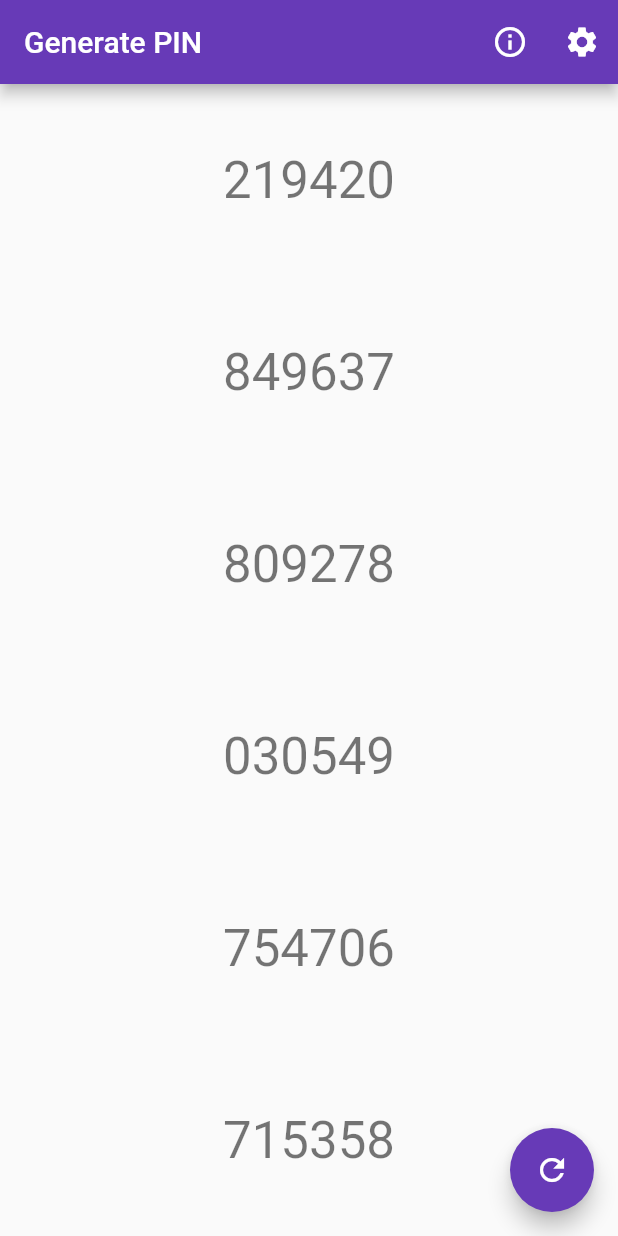
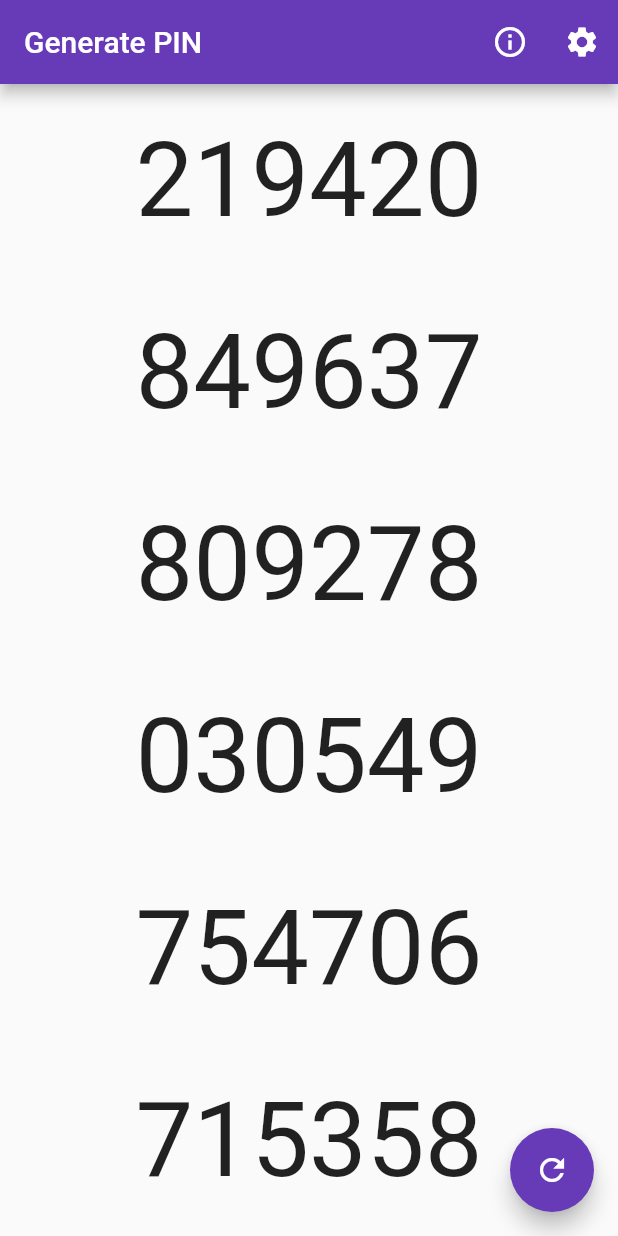
Before and after one commit to davidfung/genpin-flutter, a Flutter app: the screen it shows after launch, after a tap on the "refresh" icon, on a phone screen of 412 x 824 dp. Run offline on Flutter 3.47's test engine with Material 2 defaults, Android fonts, the phone set to English and light mode, and no system bars.

Commit message:
Scale PIN font size to fit screen orientation

```diff
--- a/lib/main.dart
+++ b/lib/main.dart
@@ -45,7 +45,7 @@ class _MyHomePageState extends State<MyHomePage> {
     return Center(
         child: Text(
       pin,
-      style: Theme.of(context).textTheme.display1,
+      style: TextStyle(fontSize: MediaQuery.of(context).size.height/_pins.length/2),
     ));
   }
 
@@ -73,11 +73,12 @@ class _MyHomePageState extends State<MyHomePage> {
           )
         ],
       ),
-      body: Column(
-        children: <Widget>[
-          for (var pin in _pins) Expanded(child: buildPinWidget(pin)),
-        ],
-      ),
+      body:
+         Column(
+          children: <Widget>[
+            for (var pin in _pins) Expanded(child: buildPinWidget(pin)),
+          ],
+        ),
       floatingActionButton: FloatingActionButton(
         onPressed: _generatePins,
         tooltip: 'Increment',
```
